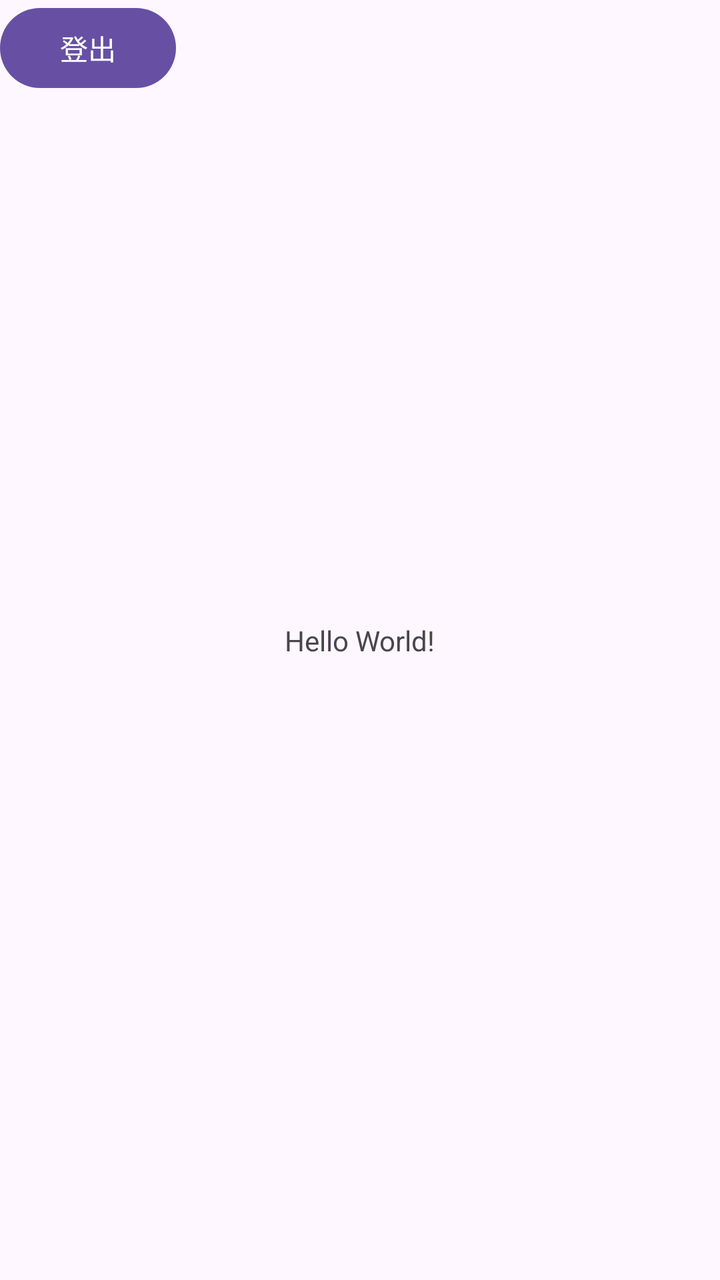
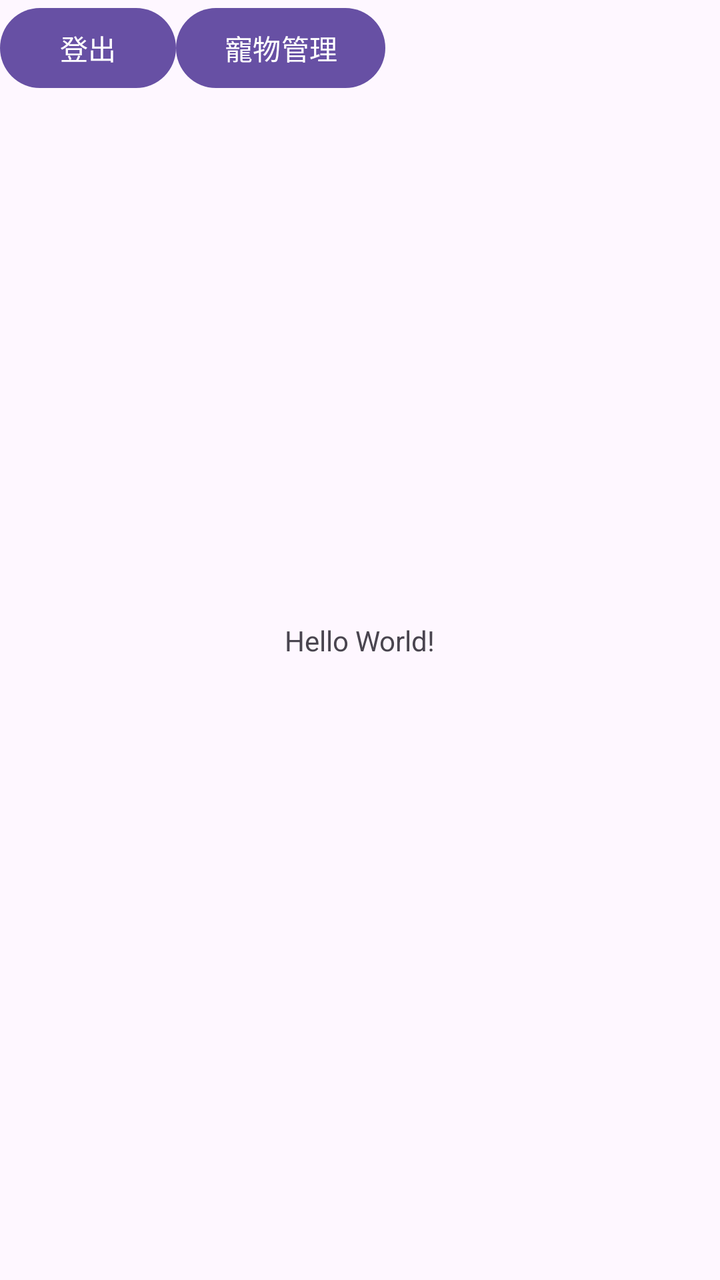

An Android layout rendered at two revisions. The XML below is the earlier revision; the diff shows what the commit changed to produce the second picture.
<!-- AndroidManifest.xml: application theme Theme.PetCare -->
<!-- res/layout/activity_main.xml -->
<?xml version="1.0" encoding="utf-8"?>
<androidx.constraintlayout.widget.ConstraintLayout xmlns:android="http://schemas.android.com/apk/res/android"
    xmlns:app="http://schemas.android.com/apk/res-auto"
    xmlns:tools="http://schemas.android.com/tools"
    android:id="@+id/main"
    android:layout_width="match_parent"
    android:layout_height="match_parent"
    tools:context=".MainActivity">

    <TextView
        android:layout_width="wrap_content"
        android:layout_height="wrap_content"
        android:text="Hello World!"
        app:layout_constraintBottom_toBottomOf="parent"
        app:layout_constraintEnd_toEndOf="parent"
        app:layout_constraintStart_toStartOf="parent"
        app:layout_constraintTop_toTopOf="parent" />

    <Button
        android:id="@+id/btn_logout"
        android:layout_width="wrap_content"
        android:layout_height="wrap_content"
        android:text="登出"
        app:layout_constraintStart_toStartOf="parent"
        app:layout_constraintTop_toTopOf="parent" />

</androidx.constraintlayout.widget.ConstraintLayout>
<!-- resources referenced by this layout -->
<resources>
  <style name="Theme.PetCare" parent="Base.Theme.PetCare" />
  <style name="Base.Theme.PetCare" parent="Theme.Material3.DayNight.NoActionBar">
          
          
      </style>
</resources>

<!-- the commit's change to res/layout/activity_main.xml (unified diff, before → after) -->
@@ -17,6 +17,14 @@
         app:layout_constraintTop_toTopOf="parent" />
 
     <Button
+        android:id="@+id/btn_pet_list"
+        android:layout_width="wrap_content"
+        android:layout_height="wrap_content"
+        android:text="寵物管理"
+        app:layout_constraintStart_toEndOf="@+id/btn_logout"
+        app:layout_constraintTop_toTopOf="parent" />
+
+    <Button
         android:id="@+id/btn_logout"
         android:layout_width="wrap_content"
         android:layout_height="wrap_content"
